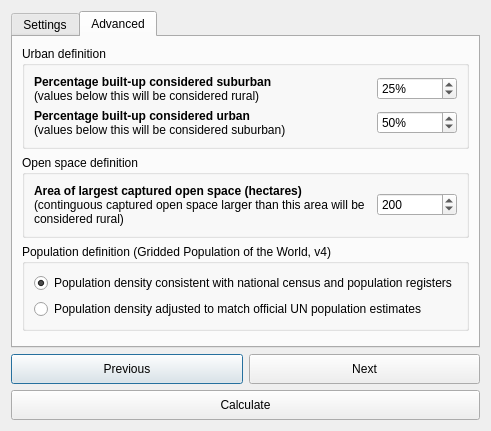
Qt form LDMP/gui/DlgCalculateUrbanData.ui (ConservationInternational/trends.earth) before a commit.
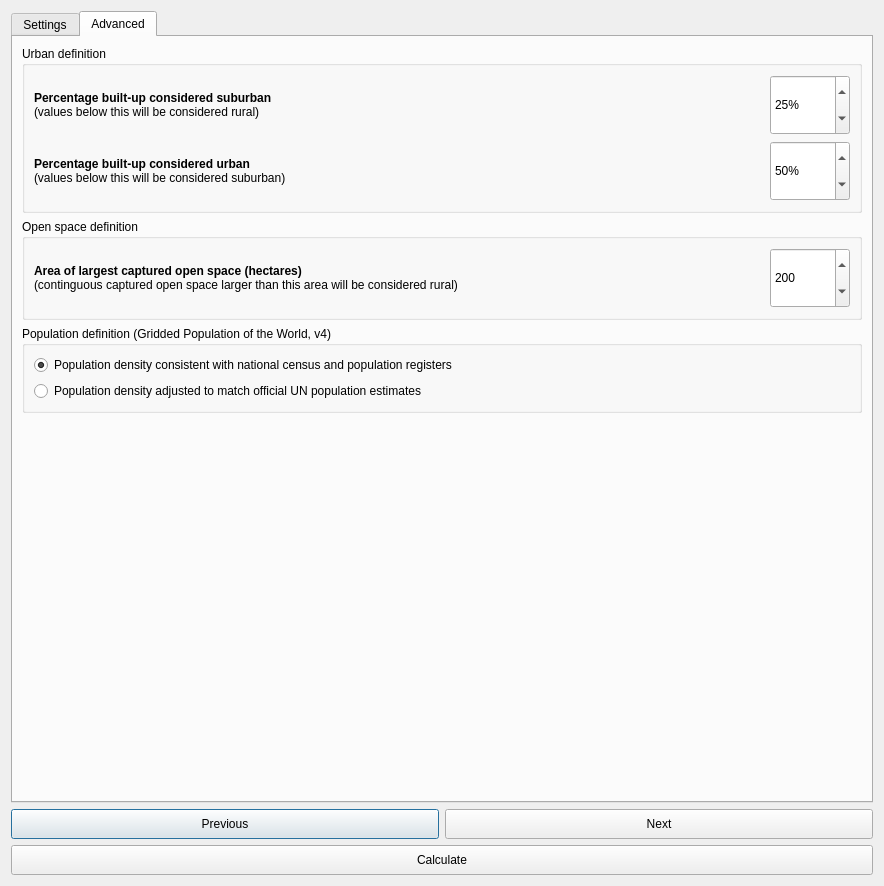
The same form after that commit. The open tabs and pages were chosen to show the change.

```diff
--- a/LDMP/gui/DlgCalculateUrbanData.ui
+++ b/LDMP/gui/DlgCalculateUrbanData.ui
@@ -6,8 +6,8 @@
    <rect>
     <x>0</x>
     <y>0</y>
-    <width>444</width>
-    <height>431</height>
+    <width>884</width>
+    <height>886</height>
    </rect>
   </property>
   <property name="sizePolicy">
@@ -182,6 +182,12 @@
       <layout class="QVBoxLayout" name="verticalLayout_5">
        <item>
         <widget class="QGroupBox" name="groupBox_4">
+         <property name="sizePolicy">
+          <sizepolicy hsizetype="Preferred" vsizetype="Minimum">
+           <horstretch>0</horstretch>
+           <verstretch>0</verstretch>
+          </sizepolicy>
+         </property>
          <property name="title">
           <string>Urban definition</string>
          </property>
@@ -199,6 +205,18 @@
           </item>
           <item row="2" column="3">
            <widget class="QSpinBox" name="spinBox_pct_urban">
+            <property name="sizePolicy">
+             <sizepolicy hsizetype="Minimum" vsizetype="Minimum">
+              <horstretch>0</horstretch>
+              <verstretch>0</verstretch>
+             </sizepolicy>
+            </property>
+            <property name="minimumSize">
+             <size>
+              <width>0</width>
+              <height>60</height>
+             </size>
+            </property>
             <property name="maximumSize">
              <size>
               <width>80</width>
@@ -218,6 +236,18 @@
           </item>
           <item row="0" column="3" alignment="Qt::AlignVCenter">
            <widget class="QSpinBox" name="spinBox_pct_suburban">
+            <property name="sizePolicy">
+             <sizepolicy hsizetype="Minimum" vsizetype="Minimum">
+              <horstretch>0</horstretch>
+              <verstretch>0</verstretch>
+             </sizepolicy>
+            </property>
+            <property name="minimumSize">
+             <size>
+              <width>0</width>
+              <height>60</height>
+             </size>
+            </property>
             <property name="maximumSize">
              <size>
               <width>80</width>
@@ -250,6 +280,12 @@
        </item>
        <item>
         <widget class="QGroupBox" name="groupBox_2">
+         <property name="sizePolicy">
+          <sizepolicy hsizetype="Preferred" vsizetype="Minimum">
+           <horstretch>0</horstretch>
+           <verstretch>0</verstretch>
+          </sizepolicy>
+         </property>
          <property name="title">
           <string>Open space definition</string>
          </property>
@@ -266,6 +302,18 @@
           </item>
           <item>
            <widget class="QSpinBox" name="spinBox_cap_ope">
+            <property name="sizePolicy">
+             <sizepolicy hsizetype="Minimum" vsizetype="Fixed">
+              <horstretch>0</horstretch>
+              <verstretch>0</verstretch>
+             </sizepolicy>
+            </property>
+            <property name="minimumSize">
+             <size>
+              <width>0</width>
+              <height>60</height>
+             </size>
+            </property>
             <property name="maximumSize">
              <size>
               <width>80</width>
@@ -330,6 +378,12 @@
     <layout class="QGridLayout" name="gridLayout_3">
      <item row="1" column="0">
       <widget class="QPushButton" name="button_prev">
+       <property name="sizePolicy">
+        <sizepolicy hsizetype="Minimum" vsizetype="Minimum">
+         <horstretch>0</horstretch>
+         <verstretch>0</verstretch>
+        </sizepolicy>
+       </property>
        <property name="minimumSize">
         <size>
          <width>0</width>
@@ -343,6 +397,12 @@
      </item>
      <item row="1" column="1">
       <widget class="QPushButton" name="button_next">
+       <property name="sizePolicy">
+        <sizepolicy hsizetype="Minimum" vsizetype="Minimum">
+         <horstretch>0</horstretch>
+         <verstretch>0</verstretch>
+        </sizepolicy>
+       </property>
        <property name="minimumSize">
         <size>
          <width>0</width>
@@ -356,6 +416,12 @@
      </item>
      <item row="2" column="0" colspan="2">
       <widget class="QPushButton" name="button_calculate">
+       <property name="sizePolicy">
+        <sizepolicy hsizetype="Minimum" vsizetype="Minimum">
+         <horstretch>0</horstretch>
+         <verstretch>0</verstretch>
+        </sizepolicy>
+       </property>
        <property name="minimumSize">
         <size>
          <width>0</width>
```
Left out of the diff: 18 changed lines with no effect on the pictures.
